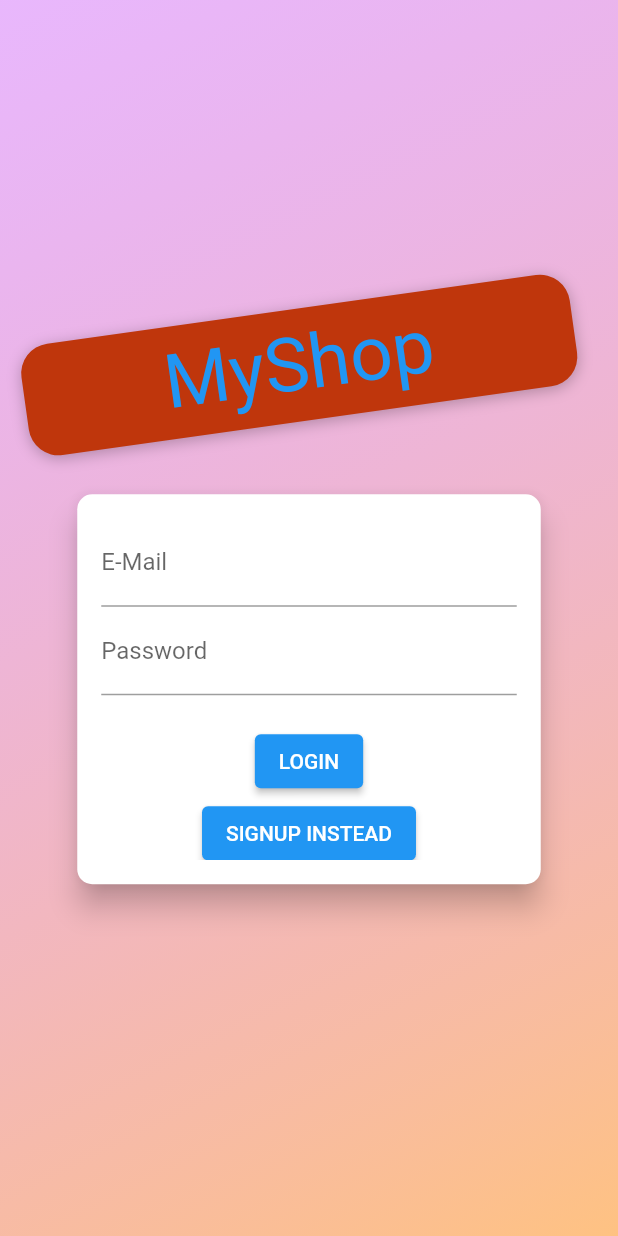
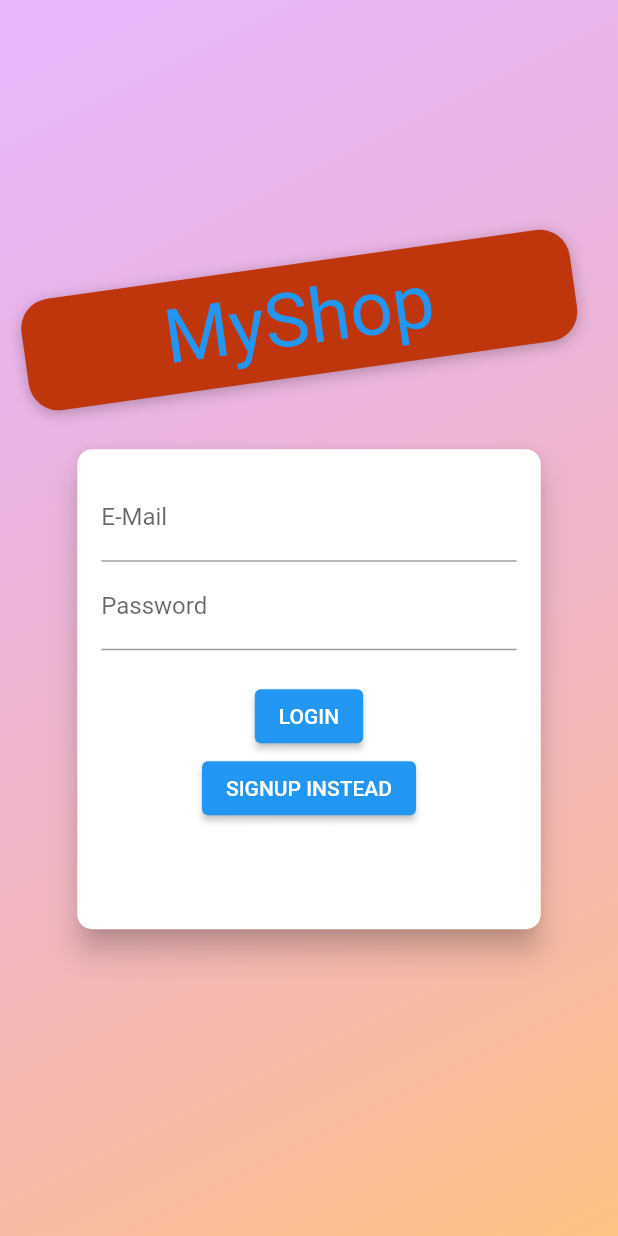
Before and after one commit to huseyintemel/flutter-shop-app, a Flutter app: the screen it shows after launch, on a phone screen of 412 x 824 dp. Run offline on Flutter 3.47's test engine with Material 2 defaults, Android fonts, the phone set to English and light mode, and no system bars.

Commit message:
Added animation to auth screen

```diff
--- a/lib/screens/auth_screen.dart
+++ b/lib/screens/auth_screen.dart
@@ -138,8 +138,10 @@ class _AuthCardState extends State<AuthCard> {
         borderRadius: BorderRadius.circular(10.0),
       ),
       elevation: 8.0,
-      child: Container(
-        height: _authMode == AuthMode.signup ? 320 : 260,
+      child: AnimatedContainer(
+        duration: const Duration(milliseconds: 300),
+        curve: Curves.easeIn,
+        height: _authMode == AuthMode.signup ? 400 : 320,
         constraints:
             BoxConstraints(minHeight: _authMode == AuthMode.signup ? 320 : 260),
         width: deviceSize.width * 0.75,
```
